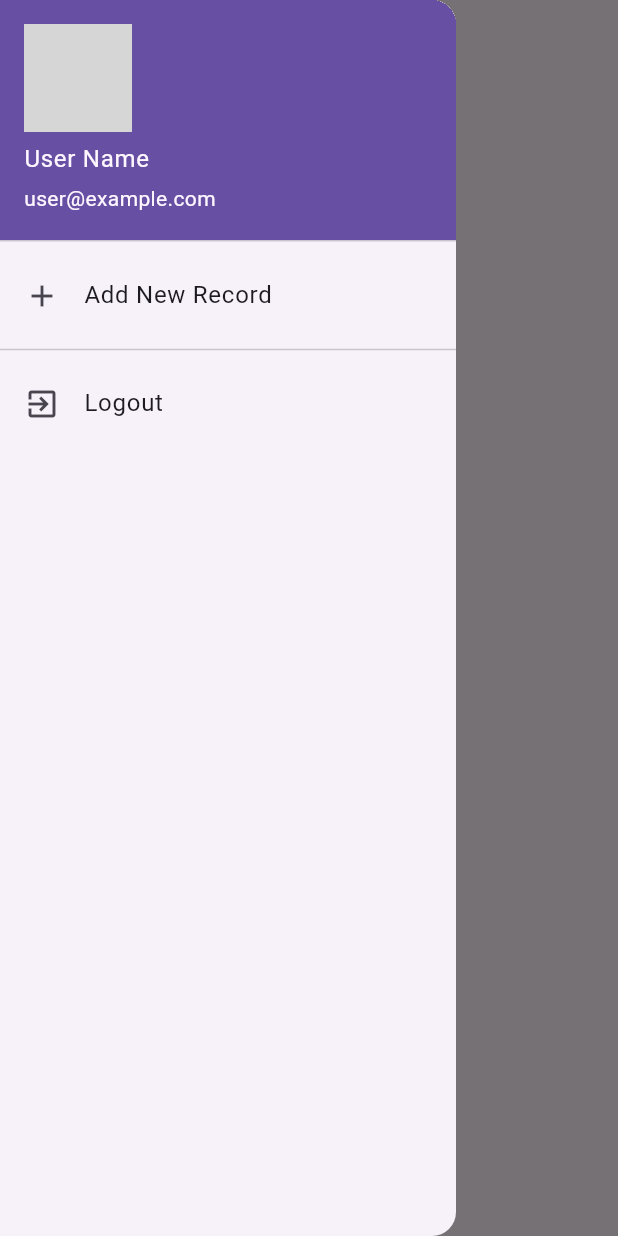
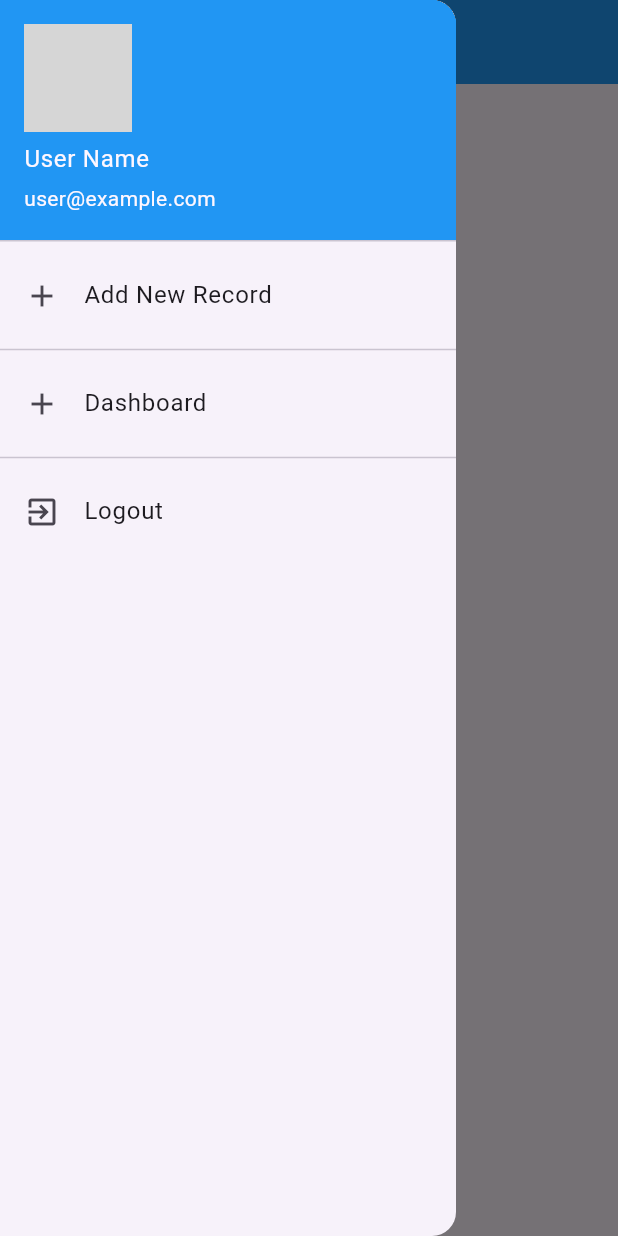
Before and after one commit to barqaab-sohail/gepco_flutter, a Flutter app: the ScaffoldWithDrawer screen opened by its route, with the side drawer open, on a phone screen of 412 x 824 dp. Run offline on Flutter 3.47's test engine with Material 3 defaults, Android fonts, the phone set to English and light mode, and no system bars; our stand-ins replace dropdown_search, geolocator, get, get_storage, image_cropper, image_picker and 1 more; accounts and stored records are empty; network calls fail; grey boxes are pictures that could not be loaded.

Commit message:
02-04-2025

```diff
--- /dev/null
+++ b/devtools_options.yaml
@@ -0,0 +1,3 @@
+description: This file stores settings for Dart & Flutter DevTools.
+documentation: https://docs.flutter.dev/tools/devtools/extensions#configure-extension-enablement-states
+extensions:
--- a/lib/controllers/login_controller.dart
+++ b/lib/controllers/login_controller.dart
@@ -69,7 +69,7 @@ class LoginController extends GetxController {
         await prefs.setString("email", data["email"]);
         await prefs.setString("picture", data["picture"]);
         await prefs.setString("token", data["token"]);
-        print(data['circles']);
+
         circles.value =
             (data['circles'] as List)
                 .map((item) => Circle.fromJson(item))
--- a/lib/main.dart
+++ b/lib/main.dart
@@ -48,7 +48,7 @@ class MyApp extends StatelessWidget {
           name: '/add-record',
           page:
               () => ScaffoldWithDrawer(
-                title: 'Add Record',
+                title: 'Add New Record',
                 body: SelectionView(),
               ),
         ),
--- a/lib/services/api/base_api.dart
+++ b/lib/services/api/base_api.dart
@@ -1,13 +1,11 @@
 class BaseApi {
-  static final String url = "http://192.168.1.10/";
+  static final String url = "http://barqaab.pk/";
   //"https://barqaab.pk/";
   //;
 
-  static final String baseURL = "${url}gepco_backend/public/api/";
+  static final String baseURL = "${url}gepco/public/api/";
   //"https://barqaab.pk/hrms/public/api/";
   //
   // "http://localhost/hrms/public/api/";
   //
-
-
 }
--- a/lib/services/classes/scaffold_with_drawer.dart
+++ b/lib/services/classes/scaffold_with_drawer.dart
@@ -17,7 +17,11 @@ class ScaffoldWithDrawer extends StatelessWidget {
   @override
   Widget build(BuildContext context) {
     return Scaffold(
-      appBar: AppBar(title: Text(title), actions: actions),
+      appBar: AppBar(
+        title: Text(title),
+        backgroundColor: Colors.blue,
+        actions: actions,
+      ),
       drawer: AppDrawer(),
       body: body, // This should NOT contain another Scaffold
     );
--- a/lib/views/dashboard.dart
+++ b/lib/views/dashboard.dart
@@ -13,8 +13,8 @@ class _DashboardViewState extends State<DashboardView> {
   @override
   Widget build(BuildContext context) {
     // Remove any Scaffold from the body content
-    return ScaffoldWithDrawer(
-      title: 'Dashboard', // Single title
+    return Scaffold(
+      // Single title
       body: Center(
         child: Column(
           mainAxisAlignment: MainAxisAlignment.center,
--- a/lib/views/earthing_table_view.dart
+++ b/lib/views/earthing_table_view.dart
@@ -23,6 +23,7 @@ class _EarthingTableViewState extends State<EarthingTableView> {
   File? _image;
   String? userName;
   String? pictureUrl;
+  String? token;
   TextEditingController latitudeController = TextEditingController();
   TextEditingController longitudeController = TextEditingController();
   TextEditingController feederNameController = TextEditingController();
@@ -52,6 +53,7 @@ class _EarthingTableViewState extends State<EarthingTableView> {
     return {
       "userName": prefs.getString("userName"),
       "picture": prefs.getString("picture"),
+      "token": prefs.getString("token"),
     };
   }
 
@@ -149,6 +151,10 @@ class _EarthingTableViewState extends State<EarthingTableView> {
       'POST',
       Uri.parse(BaseApi.baseURL + EndPoints.save),
     );
+    // Add the Bearer token to headers
+    request.headers['Authorization'] = 'Bearer $token';
+    request.headers['Accept'] =
+        'application/json'; // Add other headers if needed
 
     request.fields['latitude'] = latitudeController.text;
     request.fields['longitude'] = longitudeController.text;
--- a/lib/widgets/app_drawer.dart
+++ b/lib/widgets/app_drawer.dart
@@ -21,7 +21,7 @@ class AppDrawer extends StatelessWidget {
                   _mainController.userPicture.value,
                 ),
               ),
-              decoration: BoxDecoration(color: Theme.of(context).primaryColor),
+              decoration: BoxDecoration(color: Colors.blue),
             ),
           ),
           ListTile(
@@ -29,6 +29,14 @@ class AppDrawer extends StatelessWidget {
             title: Text('Add New Record'),
             onTap: () {
               Get.toNamed('/add-record');
+            },
+          ),
+          Divider(),
+          ListTile(
+            leading: Icon(Icons.add),
+            title: Text('Dashboard'),
+            onTap: () {
+              Get.toNamed('/dashboard');
             },
           ),
           Divider(),
```
Also changed, not shown: lib/controllers/main_controller.dart (+17 -0 lines), lib/views/selection_view.dart (+5 -5 lines), 1 other file.
